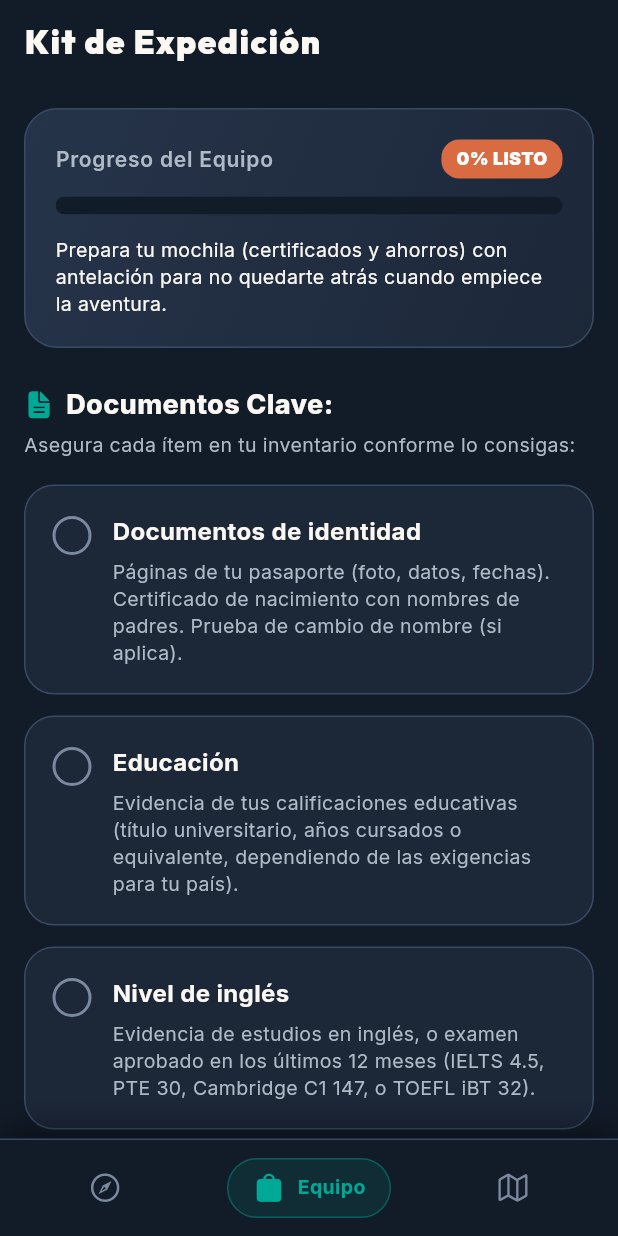
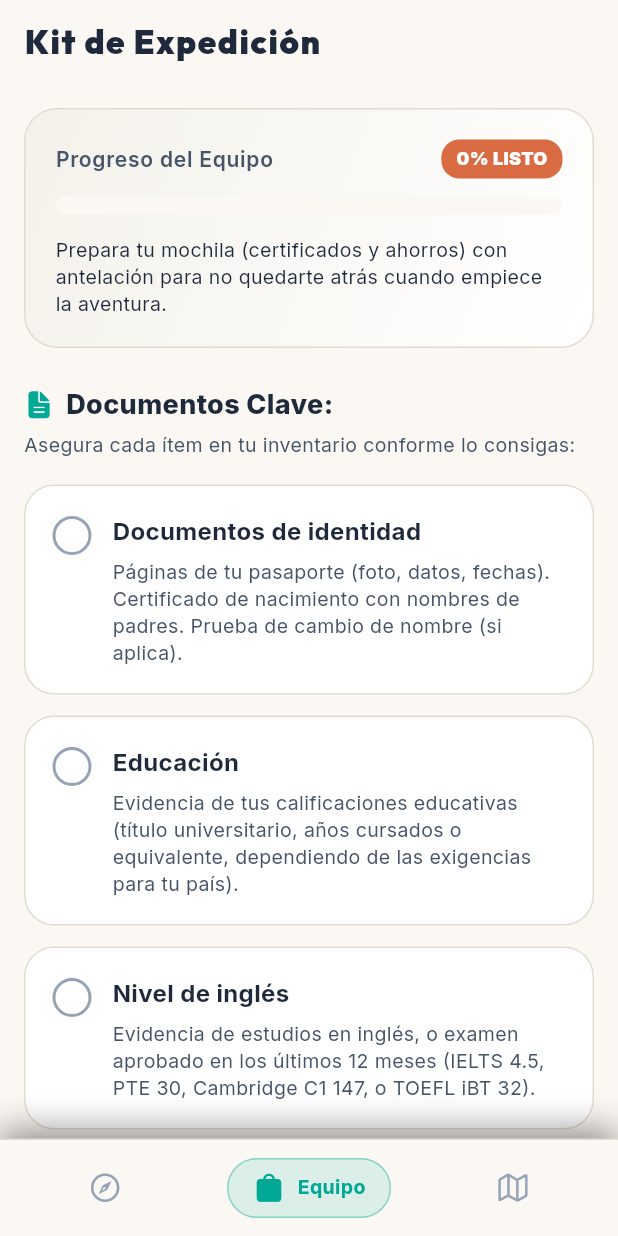
Before and after one commit to maverick6576-droid/OzAlert, a Flutter app: the screen it shows after launch, item 2 of the bottom bar chosen, on a phone screen of 412 x 824 dp. Run offline on Flutter 3.47's test engine with Material 3 defaults, Android fonts, the phone set to English and light mode, and no system bars; drawn by our look-alikes of flutter_animate; our stand-ins replace cloud_firestore, firebase_core, firebase_messaging, flutter_local_notifications, flutter_riverpod, google_fonts and 1 more; missing offline and left inert: purchases_flutter; accounts and stored records are empty; network calls fail.

Commit message:
style: switch to light theme with white and sand colors

```diff
--- a/lib/app.dart
+++ b/lib/app.dart
@@ -11,9 +11,9 @@ class OzVisaAlertApp extends StatelessWidget {
     return MaterialApp(
       title: 'OzVisa Alert (3 Pantallas)',
       debugShowCheckedModeBanner: false,
-      theme: AppTheme.darkTheme,
-      darkTheme: AppTheme.darkTheme,
-      themeMode: ThemeMode.dark,
+      theme: AppTheme.lightTheme,
+      darkTheme: AppTheme.lightTheme, // Forzar light theme para todo
+      themeMode: ThemeMode.light,
       localizationsDelegates: const [
         GlobalMaterialLocalizations.delegate,
         GlobalWidgetsLocalizations.delegate,
--- a/lib/core/theme/app_colors.dart
+++ b/lib/core/theme/app_colors.dart
@@ -1,11 +1,11 @@
 import 'package:flutter/material.dart';
 
 class AppColors {
-  // Fondos y superficies Dark Explorer (Estética Outback & Coast)
-  static const Color background = Color(0xFF121B28); // Azul Noche Profundo
-  static const Color surface = Color(0xFF1C2738);
-  static const Color surfaceElevated = Color(0xFF26344A);
-  static const Color cardBorder = Color(0xFF384B66);
+  // Fondos y superficies Light Explorer (Estética Outback & Coast - Modo Claro)
+  static const Color background = Color(0xFFFBF8F3); // Blanco Crema / Arena Suave
+  static const Color surface = Color(0xFFFFFFFF); // Blanco Puro para las tarjetas
+  static const Color surfaceElevated = Color(0xFFF4F1EA); // Arena ligeramente más oscura
+  static const Color cardBorder = Color(0xFFE2DCD0); // Borde suave arena
 
   // Colores de estado de Visa e Indicadores
   static const Color statusOpen = Color(0xFF00A896); // Azul Turquesa Océano (¡ABIERTA!)
@@ -17,14 +17,14 @@ class AppColors {
   static const Color primaryGlow = Color(0x40D96B43);
   static const Color secondary = Color(0xFF00A896); // Azul Turquesa Océano
 
-  // Tipografía
-  static const Color textPrimary = Color(0xFFFBF8F3); // Blanco Crema / Arena Suave
-  static const Color textSecondary = Color(0xFFB0B9C6);
-  static const Color textMuted = Color(0xFF7A899E);
+  // Tipografía (Invertida para Modo Claro)
+  static const Color textPrimary = Color(0xFF1E293B); // Gris Pizarra Oscuro / Casi Negro
+  static const Color textSecondary = Color(0xFF475569); // Gris Medio
+  static const Color textMuted = Color(0xFF94A3B8); // Gris Claro
 
   // Degradados de Tarjetas
   static const LinearGradient openCardGradient = LinearGradient(
-    colors: [Color(0xFF00A896), Color(0xFF007A6D)],
+    colors: [Color(0xFF00A896), Color(0xFF008F7F)],
     begin: Alignment.topLeft,
     end: Alignment.bottomRight,
   );
@@ -34,7 +34,7 @@ class AppColors {
     end: Alignment.bottomRight,
     colors: [
       Color(0xFFD96B43),
-      Color(0xFFA64A2B),
+      Color(0xFFC25B36),
     ],
   );
 
@@ -43,7 +43,7 @@ class AppColors {
     end: Alignment.bottomRight,
     colors: [
       Color(0xFFF4A261),
-      Color(0xFFCC854B),
+      Color(0xFFE09153),
     ],
   );
 
--- a/lib/core/theme/app_theme.dart
+++ b/lib/core/theme/app_theme.dart
@@ -3,19 +3,19 @@ import 'package:google_fonts/google_fonts.dart';
 import 'app_colors.dart';
 
 class AppTheme {
-  static ThemeData get darkTheme {
+  static ThemeData get lightTheme {
     return ThemeData(
       useMaterial3: true,
-      brightness: Brightness.dark,
+      brightness: Brightness.light,
       scaffoldBackgroundColor: AppColors.background,
       primaryColor: AppColors.primary,
-      colorScheme: const ColorScheme.dark(
+      colorScheme: const ColorScheme.light(
         primary: AppColors.primary,
         secondary: AppColors.secondary,
         surface: AppColors.surface,
         error: AppColors.statusClosed,
       ),
-      textTheme: GoogleFonts.interTextTheme(ThemeData.dark().textTheme).copyWith(
+      textTheme: GoogleFonts.interTextTheme(ThemeData.light().textTheme).copyWith(
         displayLarge: GoogleFonts.outfit(
           fontSize: 32,
           fontWeight: FontWeight.w900,
@@ -46,9 +46,9 @@ class AppTheme {
         ),
       ),
       cardTheme: CardThemeData(
-        color: AppColors.surface.withOpacity(0.9), // Glassmorphism sutil
+        color: AppColors.surface,
         elevation: 6,
-        shadowColor: Colors.black45,
+        shadowColor: Colors.black12, // Sombra mucho más suave para modo claro
         shape: RoundedRectangleBorder(
           borderRadius: BorderRadius.circular(20),
           side: const BorderSide(color: AppColors.cardBorder, width: 1),
@@ -57,7 +57,7 @@ class AppTheme {
       elevatedButtonTheme: ElevatedButtonThemeData(
         style: ElevatedButton.styleFrom(
           backgroundColor: AppColors.primary,
-          foregroundColor: AppColors.textPrimary,
+          foregroundColor: Colors.white, // Texto blanco sobre botones terracota
           elevation: 4,
           shape: RoundedRectangleBorder(
             borderRadius: BorderRadius.circular(20),
--- a/lib/presentation/widgets/dashboard/visa_status_card.dart
+++ b/lib/presentation/widgets/dashboard/visa_status_card.dart
@@ -152,7 +152,7 @@ class VisaStatusCard extends ConsumerWidget {
                 style: TextStyle(
                   fontSize: 42,
                   fontWeight: FontWeight.w900,
-                  color: AppColors.textPrimary,
+                  color: Colors.white,
                   letterSpacing: -0.5,
                   shadows: [
                     Shadow(
@@ -170,7 +170,7 @@ class VisaStatusCard extends ConsumerWidget {
                 style: TextStyle(
                   fontSize: 16,
                   fontWeight: FontWeight.w700,
-                  color: isOpen ? AppColors.statusOpen : AppColors.textPrimary.withOpacity(0.9),
+                  color: isOpen ? Colors.white : Colors.white.withOpacity(0.9),
                   height: 1.3,
                 ),
               ),
@@ -178,7 +178,7 @@ class VisaStatusCard extends ConsumerWidget {
               Container(
                 padding: const EdgeInsets.symmetric(horizontal: 12, vertical: 8),
                 decoration: BoxDecoration(
-                  color: AppColors.background.withOpacity(0.3),
+                  color: Colors.black.withOpacity(0.2),
                   borderRadius: BorderRadius.circular(12),
                 ),
                 child: Row(
@@ -187,7 +187,7 @@ class VisaStatusCard extends ConsumerWidget {
                     Text(
                       '${selectedCountry.flagEmoji} Ruta: ${selectedCountry.name} (Subclase ${selectedCountry.visaSubclass})',
                       style: const TextStyle(
-                        color: AppColors.textPrimary,
+                        color: Colors.white,
                         fontSize: 13,
                         fontWeight: FontWeight.w600,
                       ),
```
